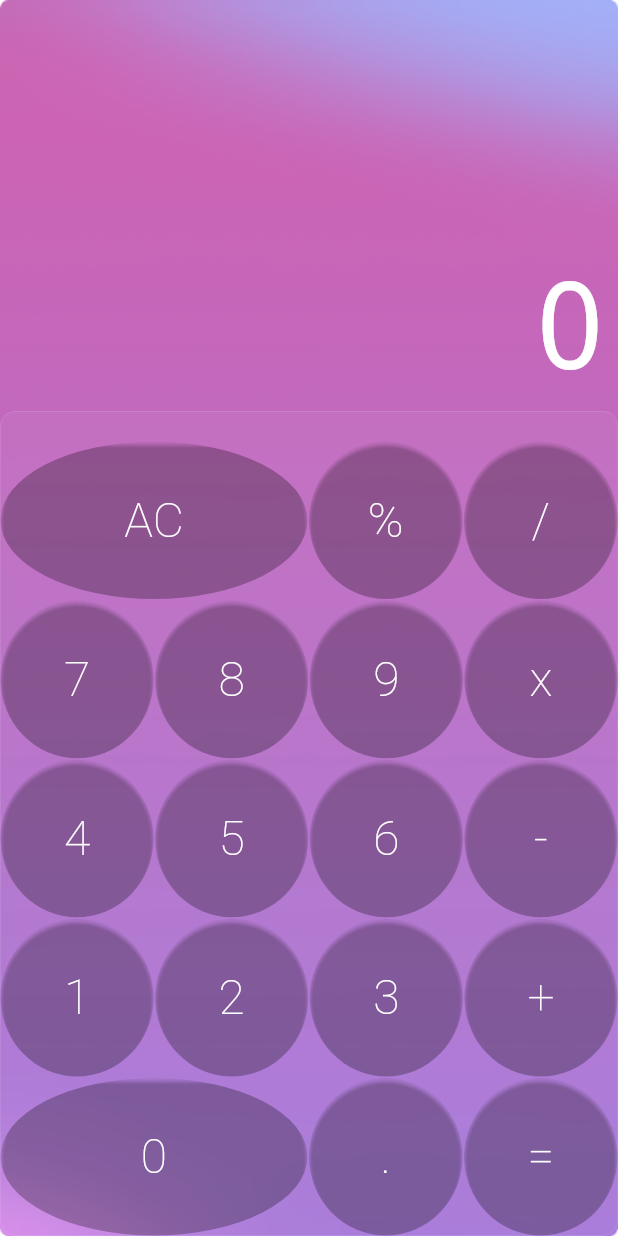
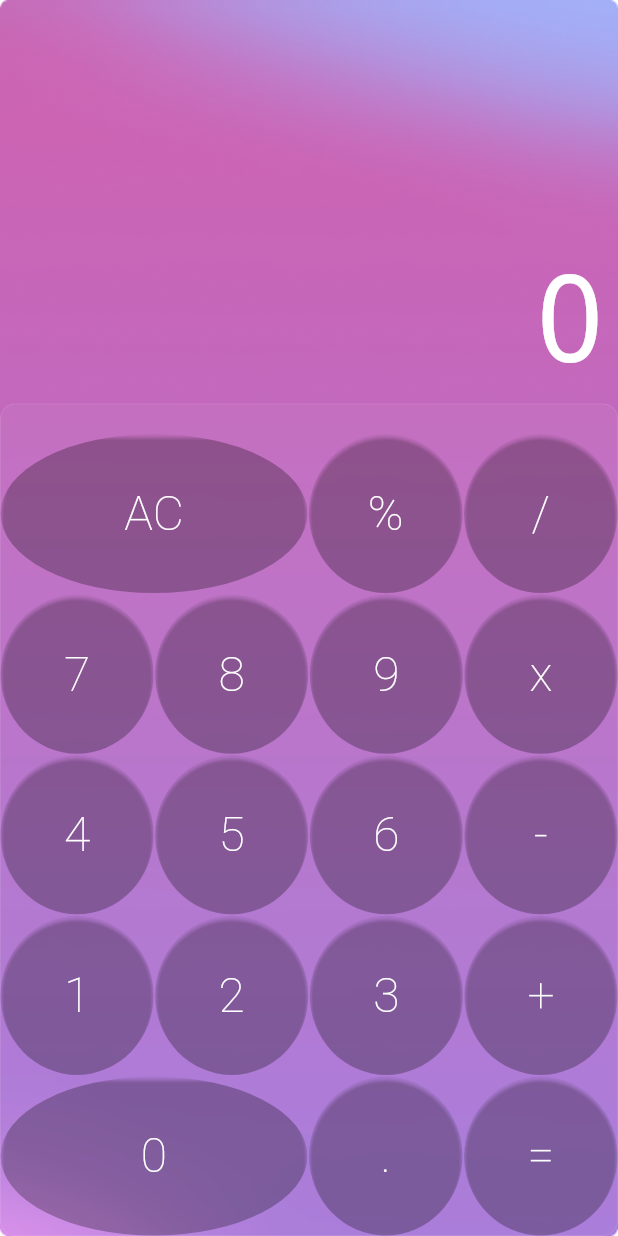
Before and after one commit to adnfutuh/calculatorflutter, a Flutter app: the screen it shows after launch, on a phone screen of 412 x 824 dp. Run offline on Flutter 3.47's test engine with Material 3 defaults, Android fonts, the phone set to English and light mode, and no system bars; drawn by our look-alikes of auto_size_text, glassmorphism_ui; our stand-ins replace equatable, flutter_bloc.

Commit message:
feat : add more styling

```diff
--- a/lib/module/calculator/component/button.dart
+++ b/lib/module/calculator/component/button.dart
@@ -40,21 +40,18 @@ class Button extends StatelessWidget {
     return Expanded(
       flex: big ? 2 : 1,
       child: GlassContainer(
-        opacity: 0.3,
-        height: 200,
-        width: 200,
         blur: 1,
         color: Colors.transparent,
         gradient: LinearGradient(
           begin: Alignment.topLeft,
           end: Alignment.bottomRight,
           colors: [
-            Colors.white.withOpacity(0.2),
+            Colors.white.withOpacity(0.1),
             Colors.blue.withOpacity(0.3),
           ],
         ),
         border: const Border.fromBorderSide(BorderSide.none),
-        shadowStrength: 5,
+        shadowStrength: 3,
         shape: BoxShape.circle,
         borderRadius: BorderRadius.circular(16),
         shadowColor: Colors.white.withOpacity(0.24),
--- a/lib/module/calculator/section/keyboard.dart
+++ b/lib/module/calculator/section/keyboard.dart
@@ -13,7 +13,7 @@ class Keyboard extends StatelessWidget {
   Widget build(BuildContext context) {
     return GlassContainer(
       // color: Color.fromRGBO(48, 48, 48, 1),
-      height: 550,
+      height: 555,
       child: Column(
         children: <Widget>[
           const SizedBox(height: 20),
```
